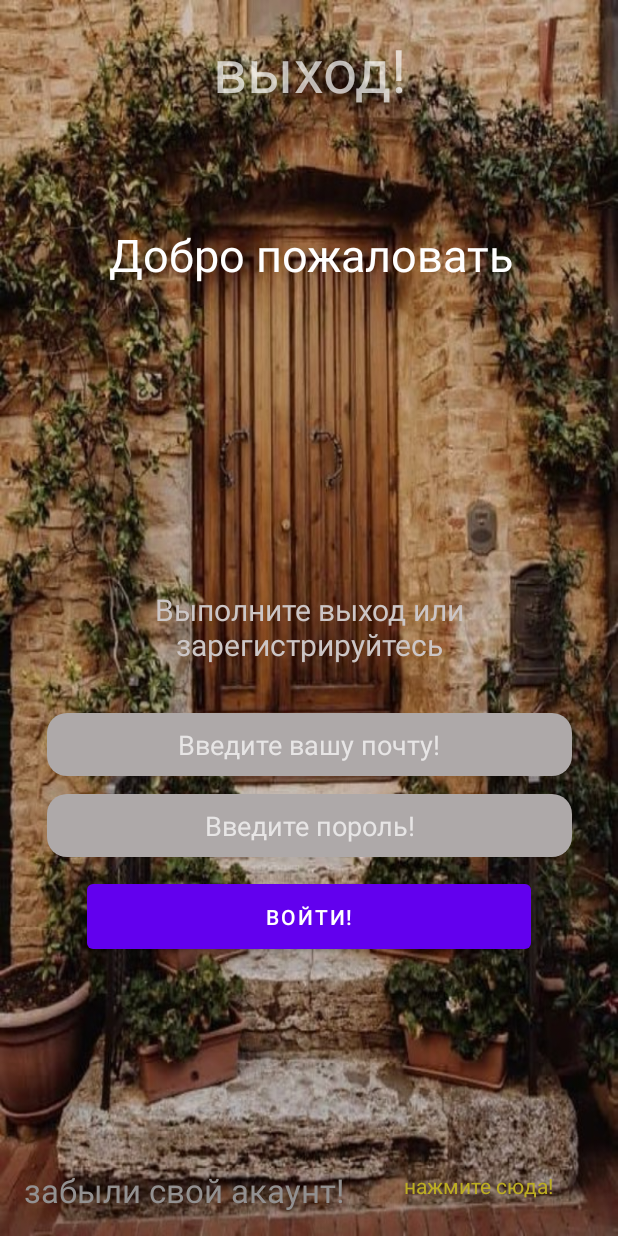
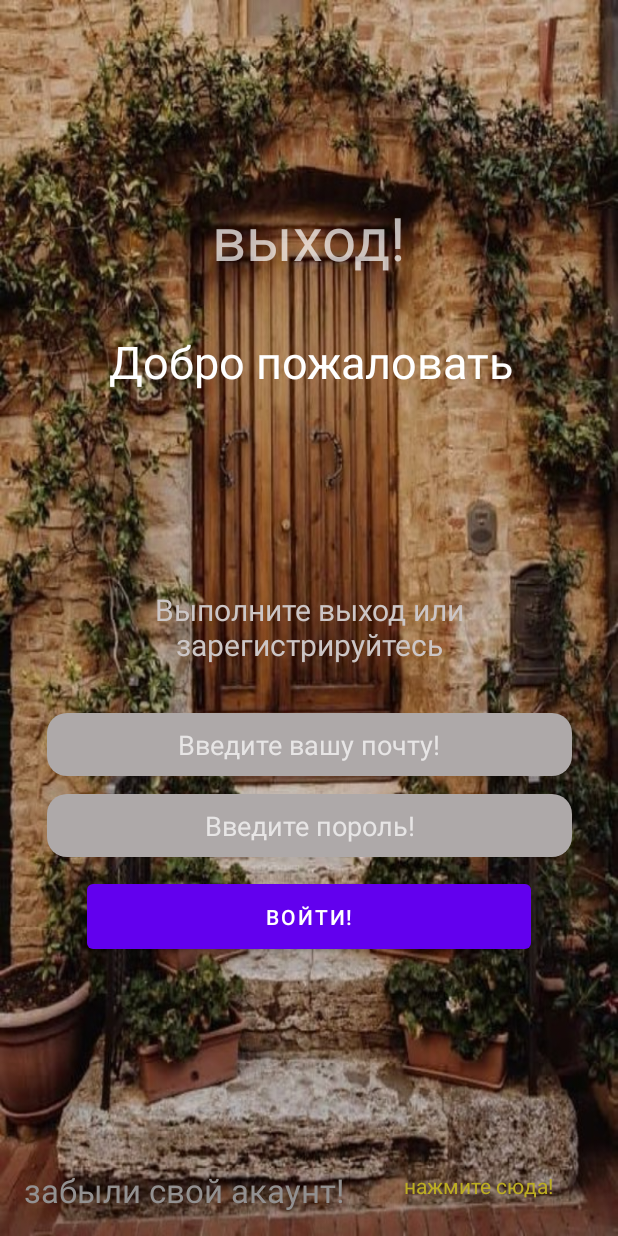
Before and after one commit to E-Dastann/MyApplication2, an Android app: the screen it shows after launch (MainActivity), after a tap on "ВОЙТИ!", on a phone screen of 412 x 824 dp. Run offline under Robolectric (Android 15) with nearby library versions, the phone set to English and light mode, and no system bars.

Commit message:
не достатки сделал

```diff
--- a/app/src/main/java/com/example/myapplication2/MainActivity.java
+++ b/app/src/main/java/com/example/myapplication2/MainActivity.java
@@ -10,6 +10,7 @@ import android.text.TextWatcher;
 import android.view.View;
 import android.widget.Button;
 import android.widget.EditText;
+import android.widget.TextView;
 import android.widget.Toast;
 
 import com.google.android.material.internal.TextWatcherAdapter;
@@ -20,23 +21,34 @@ public class MainActivity extends AppCompatActivity {
     private Button button;
     private EditText password;
     private EditText emileAddress;
-
+    private TextView out;
 
     @Override
-    protected void onCreate (@Nullable Bundle savedInstanceState) {
+    protected void onCreate(@Nullable Bundle savedInstanceState) {
         super.onCreate(savedInstanceState);
         setContentView(R.layout.activity_main);
         button = findViewById(R.id.button);
         password = findViewById(R.id.password);
         emileAddress = findViewById(R.id.emile_address);
-
+        out = findViewById(R.id.Nuber_2);
 
         button.setOnClickListener(new View.OnClickListener() {
             @Override
             public void onClick(View view) {
-
+                if (password.getText().toString().equals("admin") && emileAddress.getText().toString().equals("admin")) {
+                    Toast.makeText(MainActivity.this, "Welcome new page", Toast.LENGTH_LONG).show();
+                    button.setVisibility(view.GONE);
+                } else {
+                    Toast.makeText(MainActivity.this, "Извините вы не пополнили полю ", Toast.LENGTH_LONG).show();
+                }
+       /*         if (out.getAlpha() == 1) {
+                    out.animate().alpha(0);
+                } else {
+                    out.animate().alpha(1);
+                }*/
             }
         });
+
 
 
         password.addTextChangedListener(new TextWatcher() {
@@ -55,12 +67,38 @@ public class MainActivity extends AppCompatActivity {
 
                 if (password.getText().toString().isEmpty()) {
                     button.setBackgroundColor(ContextCompat.getColor(MainActivity.this, R.color.purple_200));
+
                 } else {
                     button.setBackgroundColor(ContextCompat.getColor(MainActivity.this, R.color.orange));
                 }
             }
 
         });
+        emileAddress.addTextChangedListener(new TextWatcher() {
+            @Override
+            public void beforeTextChanged(CharSequence charSequence, int i, int i1, int i2) {
+
+            }
+
+            @Override
+            public void onTextChanged(CharSequence charSequence, int i, int i1, int i2) {
+            }
+
+            @Override
+            public void afterTextChanged(Editable editable) {
+
+                if (emileAddress.getText().toString().isEmpty()) {
+                    button.setBackgroundColor(ContextCompat.getColor(MainActivity.this, R.color.purple_200));
+
+                } else {
+                    button.setBackgroundColor(ContextCompat.getColor(MainActivity.this, R.color.orange));
+                }
+
+
+            }
+        });
+
     }
 
+
 }
--- /dev/null
+++ b/app/src/main/res/drawable/counter_edittext.xml
@@ -0,0 +1,4 @@
+<?xml version="1.0" encoding="utf-8"?>
+<shape xmlns:android="http://schemas.android.com/apk/res/android">
+
+</shape>
--- a/app/src/main/res/layout/activity_main.xml
+++ b/app/src/main/res/layout/activity_main.xml
@@ -3,28 +3,25 @@
     xmlns:app="http://schemas.android.com/apk/res-auto"
     xmlns:tools="http://schemas.android.com/tools"
     android:layout_width="match_parent"
-    android:layout_height="match_parent"
+      android:layout_height="match_parent"
+    android:background="@drawable/photo1"
+    android:fitsSystemWindows="true"
     tools:context=".MainActivity">
 
 
-    <ImageView
-        android:id="@+id/imageView"
-        android:layout_width="match_parent"
-        android:layout_height="match_parent"
-        android:background="@drawable/photo1"
-        tools:layout_editor_absoluteX="0dp"
-        tools:layout_editor_absoluteY="0dp" />
 
     <TextView
         android:layout_marginTop="19dp"
+        android:layout_margin="35dp"
         android:id="@+id/Nuber_2"
         android:layout_width="wrap_content"
         android:layout_height="wrap_content"
         android:text="выход!"
         android:textSize="40dp"
-        app:layout_constraintEnd_toEndOf="@id/number1"
-        app:layout_constraintStart_toStartOf="@id/number1"
-        app:layout_constraintTop_toTopOf="parent" />
+        app:layout_constraintBottom_toTopOf="@id/number1"
+        app:layout_constraintEnd_toEndOf="parent"
+        app:layout_constraintStart_toStartOf="parent"
+        />
 
     <TextView
         android:id="@+id/number1"
@@ -35,10 +32,11 @@
         android:text="Добро пожаловать"
         android:textColor="@color/white"
         android:textSize="30dp"
+         app:layout_constraintBottom_toTopOf="@id/nextCode1"
         app:layout_constraintEnd_toEndOf="parent"
         app:layout_constraintHorizontal_bias="0.496"
         app:layout_constraintStart_toStartOf="parent"
-        app:layout_constraintTop_toTopOf="@id/Nuber_2"
+
         tools:layout_editor_absoluteY="101dp" />
 
     <TextView
@@ -59,6 +57,7 @@
         app:layout_constraintStart_toStartOf="parent" />
 
     <EditText
+
         android:id="@+id/emile_address"
         android:layout_width="350dp"
         android:layout_height="42dp"
@@ -79,6 +78,7 @@
         android:gravity="center"
         android:hint="Введите пороль!"
         android:inputType="textPassword"
+
         app:layout_constraintBottom_toTopOf="@id/button"
         app:layout_constraintEnd_toEndOf="parent"
         app:layout_constraintStart_toStartOf="parent" />
@@ -119,4 +119,5 @@
         app:layout_constraintBottom_toBottomOf="parent"
         app:layout_constraintEnd_toEndOf="parent"
         app:layout_constraintStart_toEndOf="@+id/text2" />
+
 </androidx.constraintlayout.widget.ConstraintLayout>
--- a/app/src/main/res/values/themes.xml
+++ b/app/src/main/res/values/themes.xml
@@ -10,8 +10,10 @@
         <item name="colorSecondaryVariant">@color/teal_700</item>
         <item name="colorOnSecondary">@color/black</item>
         <!-- Status bar color. -->
-        <item name="android:statusBarColor">@color/white</item>
-        <item name="android:windowLightStatusBar" tools:ignore="NewApi">true</item>
+        <item name="android:statusBarColor">#0000</item>
+        <item name="android:windowTranslucentNavigation">true</item>
+
+
         <!-- Customize your theme here. -->
     </style>
 </resources>
```
